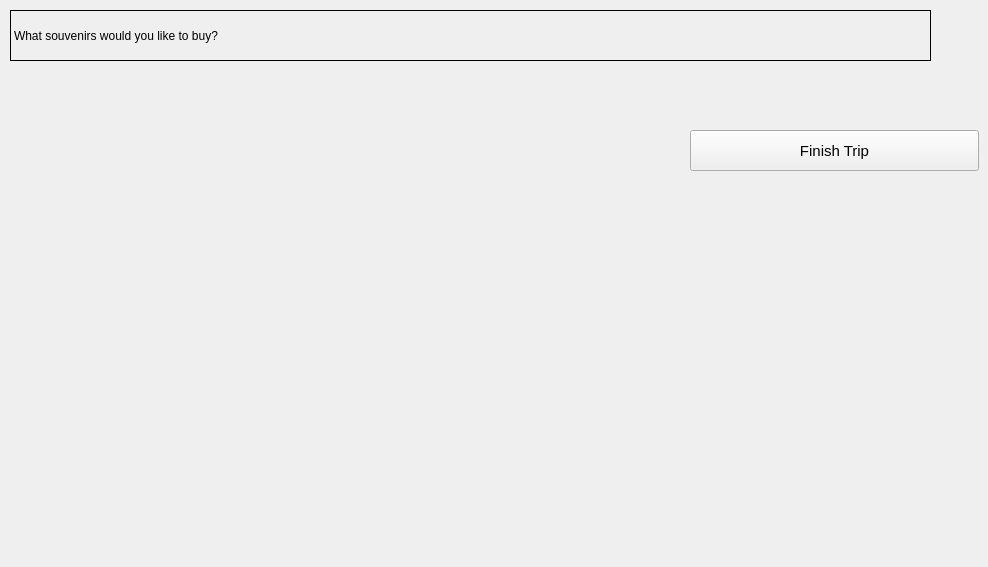
First picture: the form in BaseballProject2/tripplanner.ui, repository tholm1/CS1D-Project-2-Baseball, before the edit.
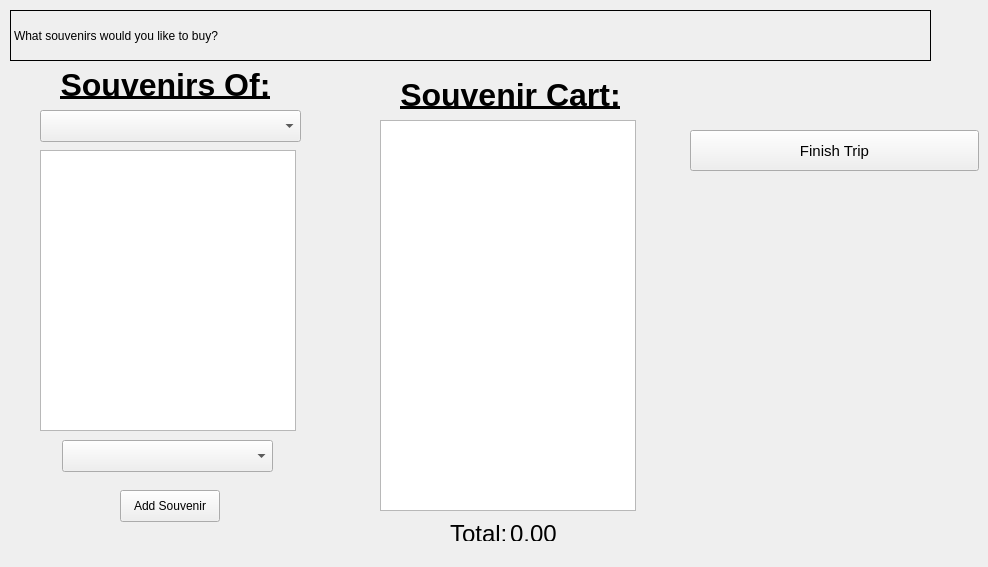
Second picture: the form after the edit. The open tabs and pages were chosen to show the change.

Commit message:
Souvenir Cart and Modifying
Added menus for souvenirs

What changed in the file:
```diff
--- a/BaseballProject2/tripplanner.ui
+++ b/BaseballProject2/tripplanner.ui
@@ -479,6 +479,111 @@
       <string>Finish Trip</string>
      </property>
     </widget>
+    <widget class="QTableView" name="souv_tableView">
+     <property name="geometry">
+      <rect>
+       <x>40</x>
+       <y>150</y>
+       <width>256</width>
+       <height>281</height>
+      </rect>
+     </property>
+    </widget>
+    <widget class="QTableView" name="souvCart_tableView">
+     <property name="geometry">
+      <rect>
+       <x>380</x>
+       <y>120</y>
+       <width>256</width>
+       <height>391</height>
+      </rect>
+     </property>
+    </widget>
+    <widget class="QLabel" name="label">
+     <property name="geometry">
+      <rect>
+       <x>40</x>
+       <y>60</y>
+       <width>251</width>
+       <height>51</height>
+      </rect>
+     </property>
+     <property name="text">
+      <string>&lt;html&gt;&lt;head/&gt;&lt;body&gt;&lt;p align=&quot;center&quot;&gt;&lt;span style=&quot; font-size:24pt; font-weight:700; text-decoration: underline;&quot;&gt;Souvenirs Of:&lt;/span&gt;&lt;/p&gt;&lt;/body&gt;&lt;/html&gt;</string>
+     </property>
+    </widget>
+    <widget class="QLabel" name="label_2">
+     <property name="geometry">
+      <rect>
+       <x>390</x>
+       <y>70</y>
+       <width>241</width>
+       <height>51</height>
+      </rect>
+     </property>
+     <property name="text">
+      <string>&lt;html&gt;&lt;head/&gt;&lt;body&gt;&lt;p align=&quot;center&quot;&gt;&lt;span style=&quot; font-size:24pt; font-weight:700; text-decoration: underline;&quot;&gt;Souvenir Cart:&lt;/span&gt;&lt;/p&gt;&lt;/body&gt;&lt;/html&gt;</string>
+     </property>
+    </widget>
+    <widget class="QComboBox" name="team_comboBox">
+     <property name="geometry">
+      <rect>
+       <x>40</x>
+       <y>110</y>
+       <width>261</width>
+       <height>32</height>
+      </rect>
+     </property>
+    </widget>
+    <widget class="QLabel" name="label_3">
+     <property name="geometry">
+      <rect>
+       <x>450</x>
+       <y>520</y>
+       <width>58</width>
+       <height>21</height>
+      </rect>
+     </property>
+     <property name="text">
+      <string>&lt;html&gt;&lt;head/&gt;&lt;body&gt;&lt;p&gt;&lt;span style=&quot; font-size:18pt;&quot;&gt;Total: $&lt;/span&gt;&lt;/p&gt;&lt;/body&gt;&lt;/html&gt;</string>
+     </property>
+    </widget>
+    <widget class="QLabel" name="grandTotal">
+     <property name="geometry">
+      <rect>
+       <x>510</x>
+       <y>520</y>
+       <width>58</width>
+       <height>21</height>
+      </rect>
+     </property>
+     <property name="text">
+      <string>&lt;html&gt;&lt;head/&gt;&lt;body&gt;&lt;p&gt;&lt;span style=&quot; font-size:18pt;&quot;&gt;0.00&lt;/span&gt;&lt;/p&gt;&lt;/body&gt;&lt;/html&gt;</string>
+     </property>
+    </widget>
+    <widget class="QPushButton" name="addSouvenirButton">
+     <property name="geometry">
+      <rect>
+       <x>120</x>
+       <y>490</y>
+       <width>100</width>
+       <height>32</height>
+      </rect>
+     </property>
+     <property name="text">
+      <string>Add Souvenir</string>
+     </property>
+    </widget>
+    <widget class="QComboBox" name="souv_comboBox">
+     <property name="geometry">
+      <rect>
+       <x>62</x>
+       <y>440</y>
+       <width>211</width>
+       <height>32</height>
+      </rect>
+     </property>
+    </widget>
    </widget>
    <widget class="QWidget" name="SummaryPage">
     <widget class="QLabel" name="Label_TripSummary">
```
Left out of the diff: 3 changed lines with no effect on the pictures. The commit also changes 1312 other files.
